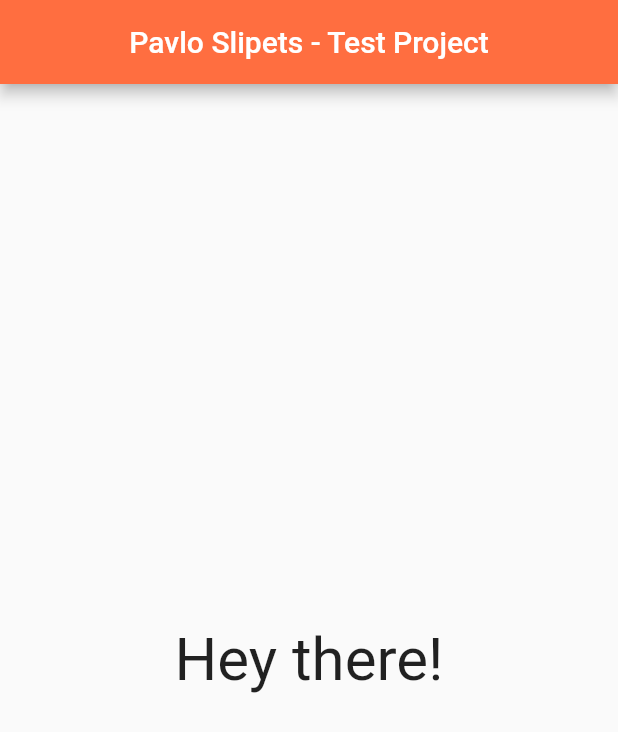
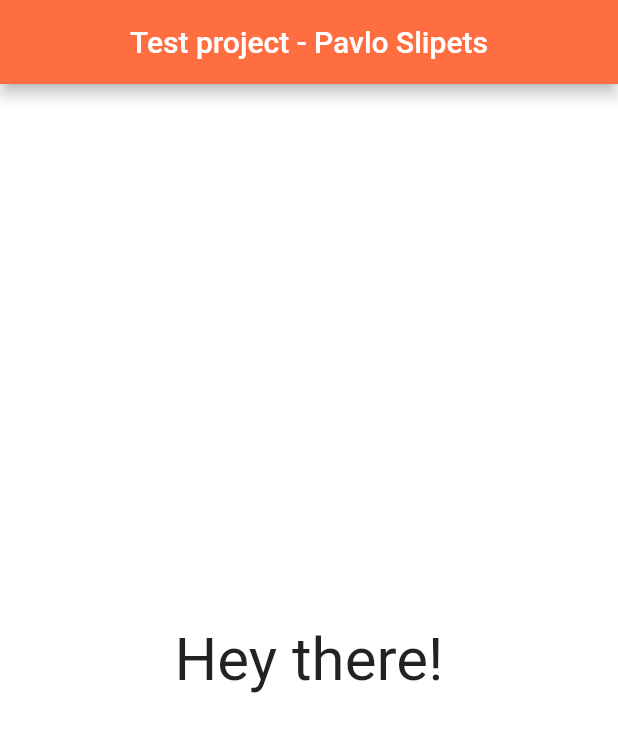
Before and after one commit to ps28414/TestTask, a Flutter app: the screen it shows after launch, on a phone screen of 412 x 824 dp. Shown: the top 732 px of the screen. Run offline on Flutter 3.47's test engine with Material 2 defaults, Android fonts, the phone set to English and light mode, and no system bars; Roboto replaces fonts that are missing (Times New Roman).

Commit message:
final project

```diff
--- a/test_application/lib/main.dart
+++ b/test_application/lib/main.dart
@@ -1,37 +1,56 @@
+import 'dart:math';
 import 'package:flutter/material.dart';
 
-void main() => runApp(MyApp());
+void main() {
+  runApp(
+      MaterialApp(
+        home: MyApp(),
+        theme: ThemeData(primaryColor: Colors.deepOrangeAccent),
+      )
+  );
+}
 
-class MyApp extends StatelessWidget{
+class MyApp extends StatefulWidget {
+  @override
+  createState() => _MyAppState();
+}
+
+class _MyAppState extends State<MyApp> {
+  Random _random = Random();
+
+  Color _color = Color(0xFFFFFFFF);
+
+  void changeColor() {
+    setState(() {
+      _color = Color.fromARGB(
+        _random.nextInt(256),
+        _random.nextInt(256),
+        _random.nextInt(256),
+        _random.nextInt(256),
+      );
+    });
+  }
+
   @override
   Widget build(BuildContext context) {
-    return MaterialApp(
-      theme: ThemeData(
-        primaryColor: Colors.deepOrangeAccent,
+    return Scaffold(
+      appBar: AppBar(
+        title: Text("Test project - Pavlo Slipets"),
+        centerTitle: true,
       ),
-      home: Scaffold(
-        appBar: AppBar(
-          title: Text("Pavlo Slipets - Test Project"),
-          centerTitle: true,
-        ),
         body: GestureDetector(
           behavior: HitTestBehavior.opaque,
-          onTap: () => print('Tapped'),
-          child: Expanded(
-            child: Container(
-              child: Center(
-                  child: Text (
-                    "Hey there!",
-                    style: TextStyle(
-                      fontFamily: "Times New Roman",
-                      fontSize: 40,
-                    ),
-                  )
+        onTap: changeColor,
+          child: Container(
+            color: _color,
+            child: Center(
+              child: Text(
+                  "Hey there!",
+                style: TextStyle(fontSize: 40),
               ),
             ),
           ),
         ),
-      ),
     );
   }
 }
```
